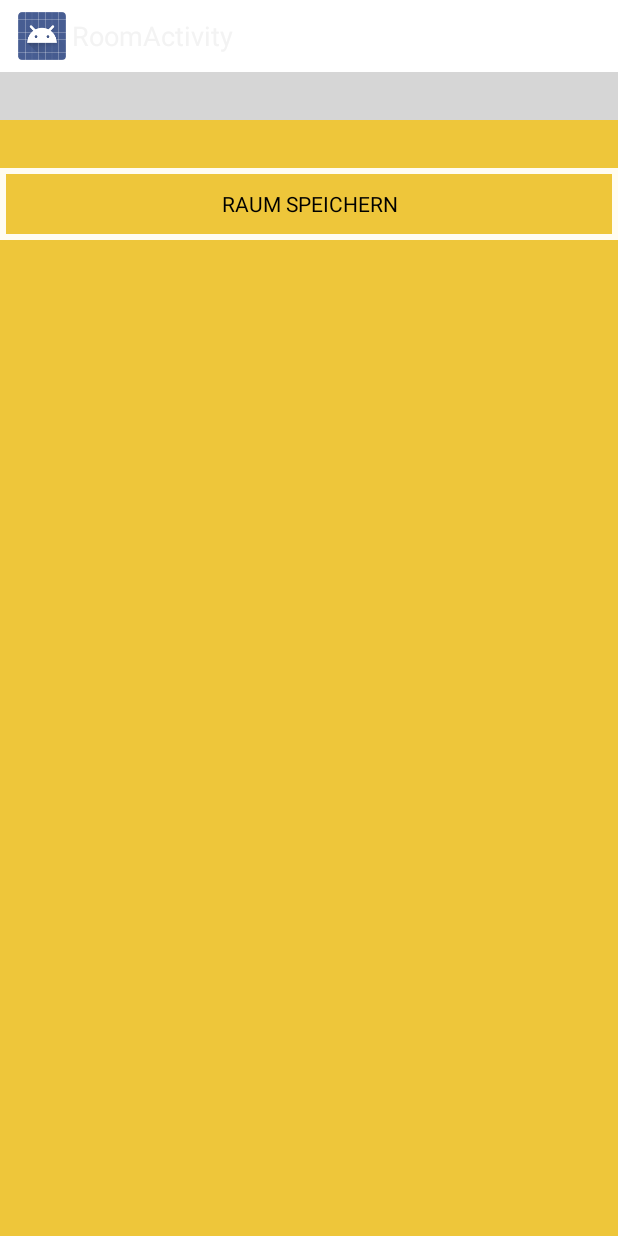
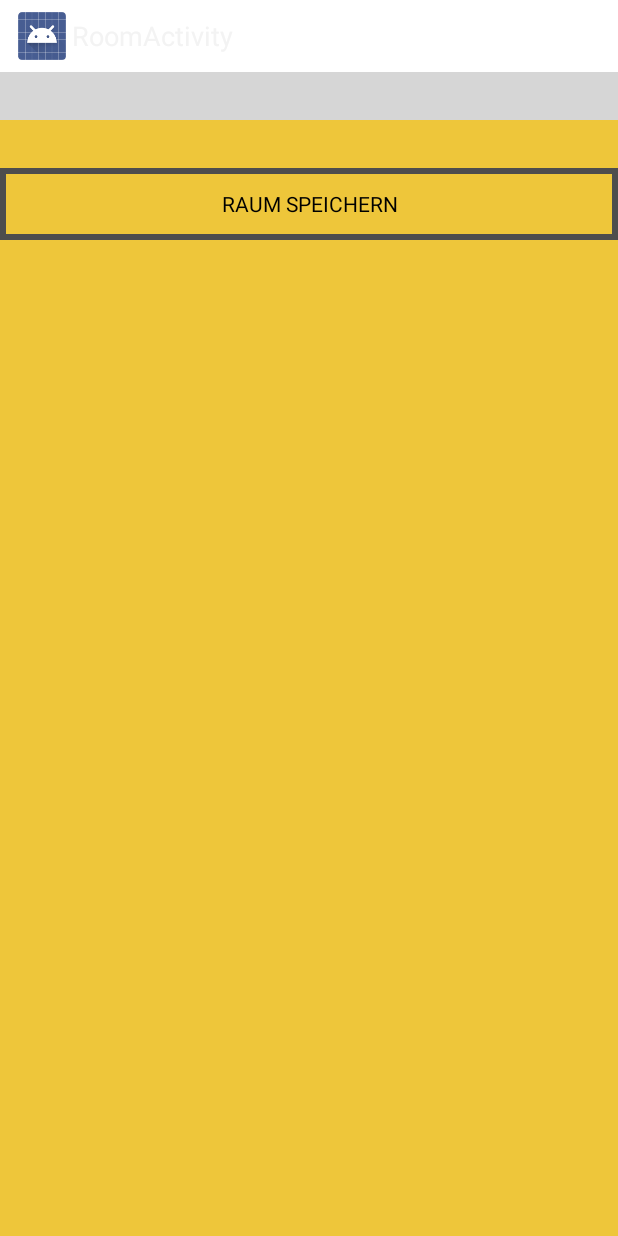
Before and after one commit to johnyso/IBA-system, an Android app: the screen it shows after launch (StartActivity), on a phone screen of 412 x 824 dp. Run offline under Robolectric (Android 15) with nearby library versions, the phone set to English and light mode, and no system bars; libraries missing offline, so code that uses them is left out: com.viewpagerindicator; plain views replace TabPageIndicator; 4 statements that could not run were skipped; grey boxes are pictures that could not be loaded.

Commit message:
style button

```diff
--- a/app/src/main/res/drawable/button_border_style.xml
+++ b/app/src/main/res/drawable/button_border_style.xml
@@ -3,7 +3,7 @@
     <item>
         <shape xmlns:android="http://schemas.android.com/apk/res/android" android:shape="rectangle">
             <!-- The border color -->
-            <solid android:color="@color/themeWhite" />
+            <solid android:color="@color/darkGrey" />
         </shape>
     </item>
 
--- a/app/src/main/res/drawable/button_border_style_pressed.xml
+++ b/app/src/main/res/drawable/button_border_style_pressed.xml
@@ -3,7 +3,7 @@
     <item>
         <shape xmlns:android="http://schemas.android.com/apk/res/android" android:shape="rectangle">
             <!-- The border color -->
-            <solid android:color="@color/themeWhite" />
+            <solid android:color="@color/darkGrey" />
         </shape>
     </item>
 
```
